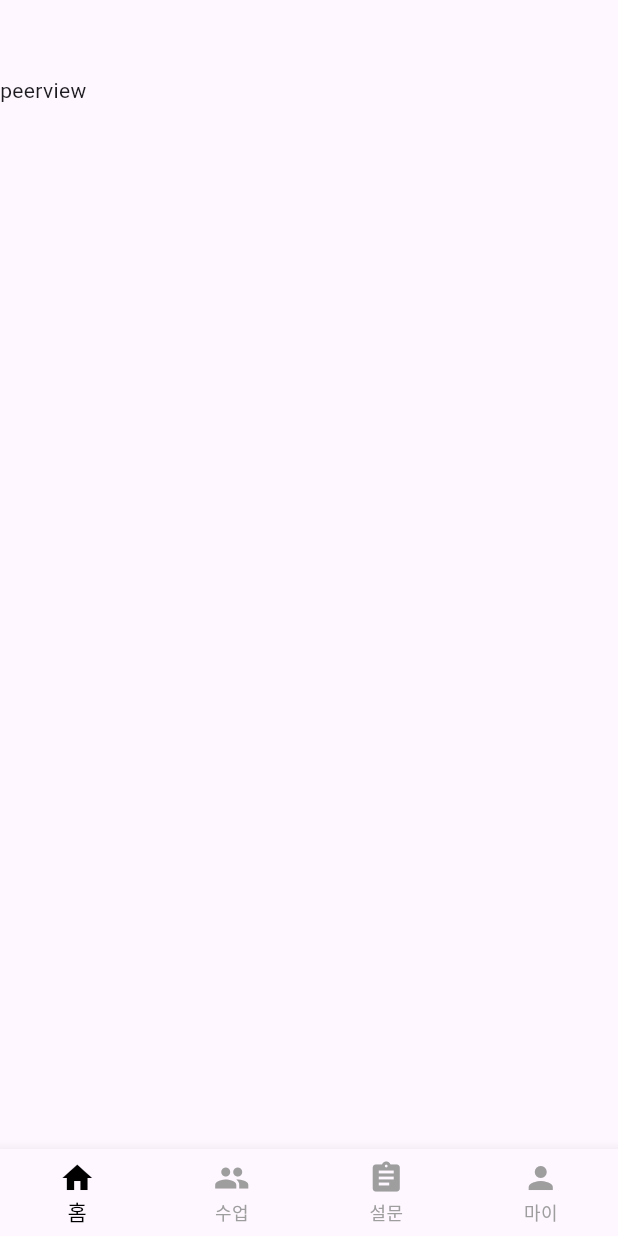
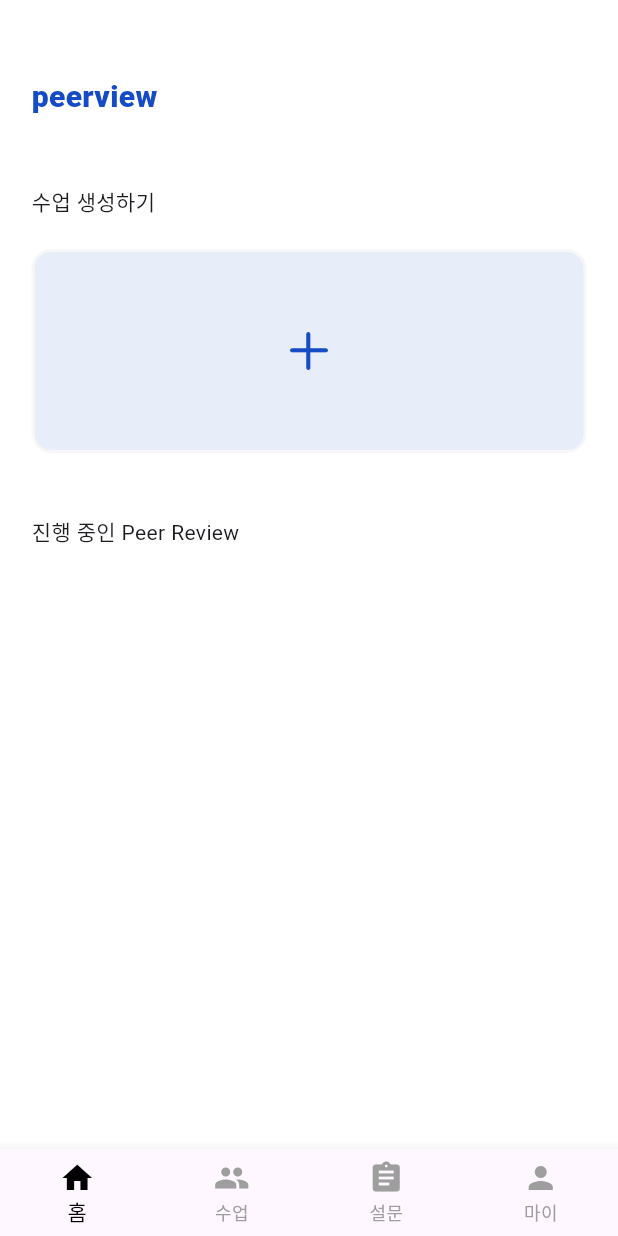
Before and after one commit to grazzy7124/peerview, a Flutter app: the Navigation screen opened directly, on a phone screen of 412 x 824 dp. Run offline on Flutter 3.47's test engine with Material 3 defaults, Android fonts, the phone set to English and light mode, and no system bars; our stand-ins replace firebase_core; accounts and stored records are empty; Roboto replaces fonts that are missing (Pretendard).

Commit message:
create class 작업 중중

```diff
--- /dev/null
+++ b/lib/core/theme/font_styles.dart
@@ -0,0 +1,36 @@
+import 'package:flutter/material.dart';
+
+class FontStyles {
+
+  static const String pretendard = 'Pretendard';
+  static const String riasans = "RiaSans";
+
+  // 홈 화면 로고
+  static const TextStyle logo = TextStyle(
+    fontFamily: 'Pretendard',
+    fontWeight: FontWeight.w800,
+    fontSize: 20,
+    color: Color(0xff164BC6)
+  );
+
+  //수업 생성 화면 폰트
+  static const TextStyle classFormTitle = TextStyle(
+    fontFamily: pretendard,
+    fontWeight: FontWeight.w700,
+    fontSize: 28,
+  ); // 제목
+
+  static const TextStyle classFormBody1 = TextStyle(
+    fontFamily: pretendard,
+    fontWeight: FontWeight.w400,
+    fontSize: 14,
+  ); // 본문1
+
+  static const TextStyle classFormBody2 = TextStyle(
+    fontFamily: pretendard,
+    fontWeight: FontWeight.w400,
+    fontSize: 16,
+  ); // 본문2
+
+
+}
--- a/lib/views/home/home_page.dart
+++ b/lib/views/home/home_page.dart
@@ -1,16 +1,64 @@
 import 'package:flutter/material.dart';
+import 'package:peerview/core/theme/font_styles.dart';
+import 'package:peerview/views/home/create_class_page.dart';
 
-class HomePage extends StatelessWidget {
+class HomePage extends StatefulWidget {
   const HomePage({super.key});
 
   @override
+  State<HomePage> createState() => _HomePageState();
+}
+
+class _HomePageState extends State<HomePage> {
+  @override
   Widget build(BuildContext context) {
     return SingleChildScrollView(
-      child: Column(
-        children: [
-          SizedBox(height: 50,),
-          Text('peerview')
-        ],
+      child: Padding(
+        padding: const EdgeInsets.only(left: 21, right: 21),
+        child: Column(
+          crossAxisAlignment: CrossAxisAlignment.start,
+          children: [
+            SizedBox(height: 50,),
+            Text(
+              'peerview',
+              style: FontStyles.logo,
+            ),
+            SizedBox(height: 45,),
+            Text(
+              '수업 생성하기'
+            ),
+            SizedBox(height: 21,),
+            Container(
+              width: double.infinity, height: 136,
+              decoration: BoxDecoration(
+                color: Color(0xffE8EDFA),
+                borderRadius: BorderRadius.circular(13),
+                border: BoxBorder.all(
+                  width: 2,
+                  color: Color(0xffF7F7F7)
+                )
+              ),
+              child: GestureDetector(
+                onTap: () {
+                  Navigator.push(
+                    context,
+                    MaterialPageRoute(builder: (context) => CreateClassPage())
+                  );
+                },
+                child: Center(
+                  child: SizedBox(
+                    width: 25,
+                    child: Image.asset('assets/images/plus_icon.png',)
+                  ),
+                ),
+              ),
+            ),
+            SizedBox(height: 42,),
+            Text('진행 중인 Peer Review'),
+            SizedBox(height: 18,),
+
+          ],
+        ),
       ),
     );
   }
--- a/lib/views/navigation.dart
+++ b/lib/views/navigation.dart
@@ -34,6 +34,7 @@ class _NavigationState extends State<Navigation> {
   @override
   Widget build(BuildContext context) {
     return Scaffold(
+      backgroundColor: Colors.white,
 
       body: _pages[_selectedIndex],
 
```
Also changed, not shown: lib/views/home/create_class_page.dart (added, +86 -0 lines), assets/images/plus_icon.png (added).
